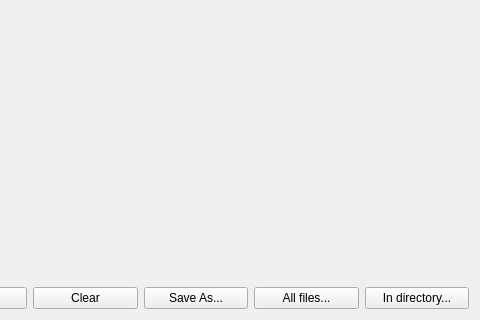
Above: src/app/Watermark.ui from sptrakesh/pictureviewer before the change; both pictures show x 894 to 1374 and y 404 to 724 of the 1374 by 724 pixel window. Below: the same form after it.
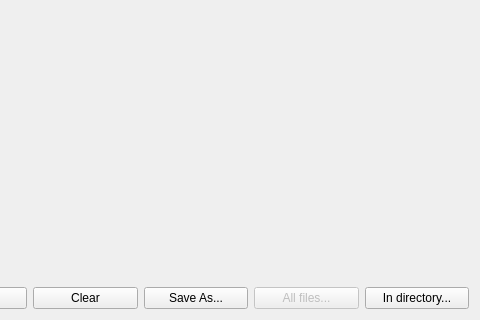
That is the form after the change. Icons and pictures are not drawn.

The edit to the form file:
```diff
--- a/src/app/Watermark.ui
+++ b/src/app/Watermark.ui
@@ -249,6 +249,9 @@
        </item>
        <item>
         <widget class="QPushButton" name="applyAll">
+         <property name="enabled">
+          <bool>false</bool>
+         </property>
          <property name="text">
           <string>All files...</string>
          </property>
```
Left out of the diff: 3 changed lines with no effect on the pictures.
